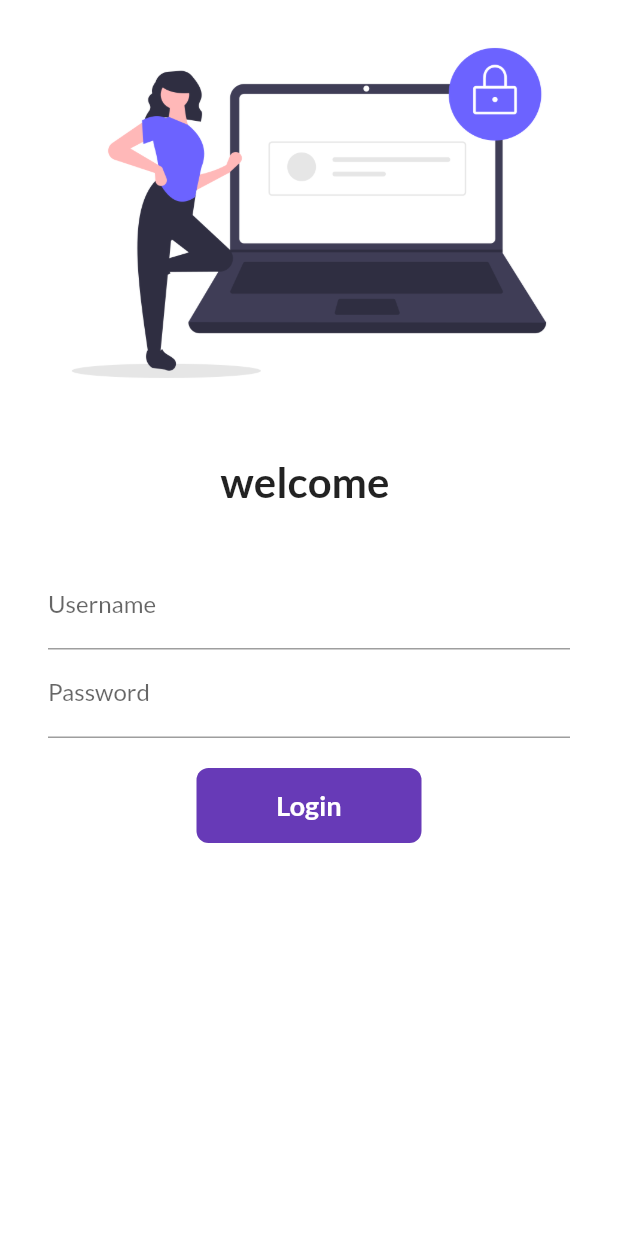
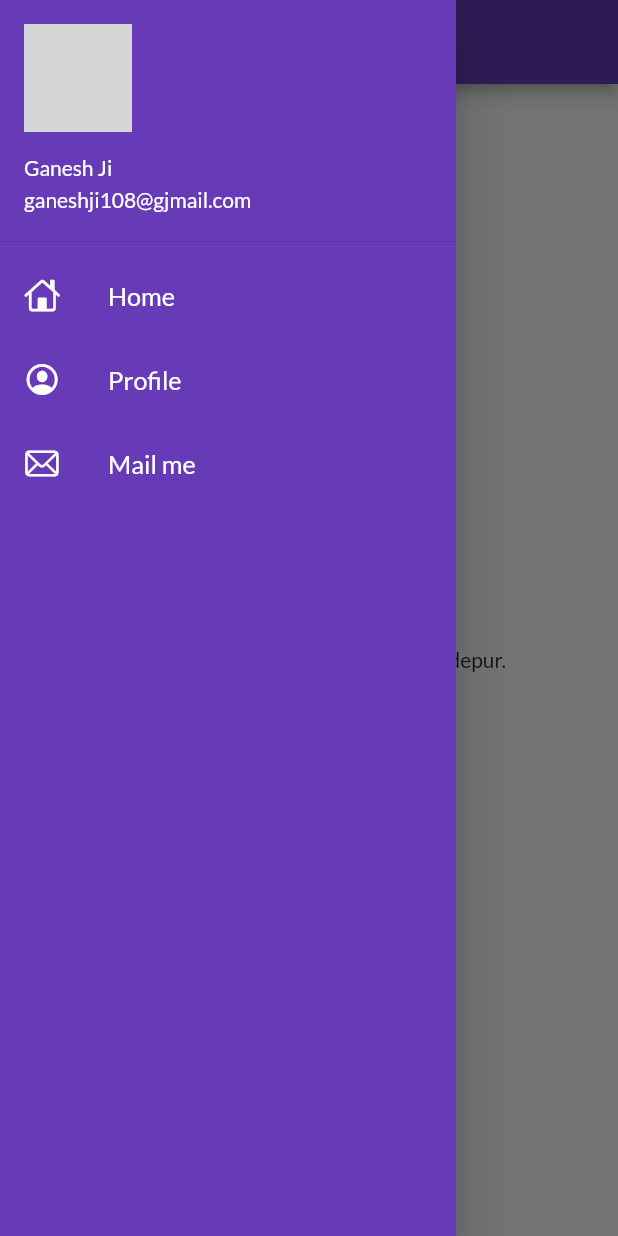
Before and after one commit to Shubham6518/30DaysofFlutter, a Flutter app: the screen it shows after launch, with the side drawer open (before the commit the screen has no drawer), on a phone screen of 412 x 824 dp. Run offline on Flutter 3.47's test engine with Material 2 defaults, Android fonts, the phone set to English and light mode, and no system bars; our stand-ins replace google_fonts; network calls fail; grey boxes are pictures that could not be loaded.

Commit message:
day 9 completed

```diff
--- a/lib/home_page.dart
+++ /dev/null
@@ -1,22 +0,0 @@
-// ignore_for_file: use_key_in_widget_constructors, prefer_const_declarations, prefer_const_constructors, avoid_unnecessary_containers
-
-import 'package:flutter/material.dart';
-
-class HomePage extends StatelessWidget {
-  @override
-  Widget build(BuildContext context) {
-    final int days = 30;
-    final String name = "Codepur";
-    return Scaffold(
-      appBar: AppBar(
-        title: Text("Catalog App"),
-      ),
-      body: Center(
-        child: Container(
-          child: Text('"Welcome to $days days of flutter by $name.'),
-        ),
-      ),
-      drawer: Drawer(),
-    );
-  }
-}
--- a/lib/main.dart
+++ b/lib/main.dart
@@ -1,7 +1,7 @@
 // ignore_for_file: prefer_const_constructors
 
 import 'package:flutter/material.dart';
-import 'package:flutter_catalog/home_page.dart';
+import 'package:flutter_catalog/pages/home_page.dart';
 import 'package:flutter_catalog/pages/login_page.dart';
 import 'package:flutter_catalog/utils/routes.dart';
 import 'package:google_fonts/google_fonts.dart';
@@ -22,7 +22,7 @@ class MyApp extends StatelessWidget {
         fontFamily: GoogleFonts.lato().fontFamily,
       ),
       // theme: ThemeData.dark(),
-      initialRoute: MyRoutes.loginRoute,
+      initialRoute: MyRoutes.homeRoute,
       routes: {
         MyRoutes.loginRoute: (context) => LoginPage(),
         MyRoutes.homeRoute:(context) => HomePage(),
--- a/lib/pages/home_page.dart
+++ b/lib/pages/home_page.dart
@@ -1,6 +1,7 @@
 // ignore_for_file: use_key_in_widget_constructors, prefer_const_declarations, prefer_const_constructors, avoid_unnecessary_containers
 
 import 'package:flutter/material.dart';
+import 'package:flutter_catalog/widgets/drawer.dart';
 
 class HomePage extends StatelessWidget {
   @override
@@ -16,7 +17,7 @@ class HomePage extends StatelessWidget {
           child: Text('"Welcome to $days days of flutter by $name.'),
         ),
       ),
-      drawer: Drawer(),
+      drawer: MyDrawer()
     );
   }
 }
--- a/lib/pages/login_page.dart
+++ b/lib/pages/login_page.dart
@@ -35,7 +35,7 @@ class _LoginPageState extends State<LoginPage> {
           child: Column(
             children: [
               Image.asset(
-                "assets/images/login_image.png",
+                "assets/images/hey.png",
                 fit: BoxFit.cover,
               ),
               SizedBox(
@@ -95,7 +95,6 @@ class _LoginPageState extends State<LoginPage> {
                           BorderRadius.circular(changeButton ? 50 : 8),
                       color: Colors.deepPurple,
                       child: InkWell(
-                          splashColor: Colors.red,
                           onTap: () => moveToHome(context),
                           child: AnimatedContainer(
                             duration: Duration(seconds: 1),
--- /dev/null
+++ b/lib/widgets/drawer.dart
@@ -0,0 +1,75 @@
+// ignore_for_file: prefer_const_constructors
+
+import "package:flutter/cupertino.dart";
+import "package:flutter/material.dart";
+
+class MyDrawer extends StatelessWidget {
+  const MyDrawer({super.key});
+  final imageUrl =
+      "https://c4.wallpaperflare.com/wallpaper/598/218/417/festivals-holidays-ganesh-chaturthi-wallpaper-preview.jpg";
+
+
+  @override
+  Widget build(BuildContext context) {
+    return Drawer(
+      child: Container(
+        color: Colors.deepPurple,
+        child: ListView(
+          padding: EdgeInsets.zero,
+          children: [
+            DrawerHeader(
+              padding: EdgeInsets.zero,
+              child: UserAccountsDrawerHeader(
+                margin: EdgeInsets.zero,
+                accountName: Text("Ganesh Ji"),
+                accountEmail: Text("ganeshji108@gjmail.com"),
+                currentAccountPicture: CircleAvatar(
+                  backgroundImage: NetworkImage(imageUrl),
+                ),
+              ),
+            ),
+            ListTile(
+              leading: Icon(
+                CupertinoIcons.home,
+                color: Colors.white,
+              ),
+              title: Text(
+                "Home",
+                textScaleFactor: 1.2,
+                style: TextStyle(
+                  color: Colors.white,
+                ),
+              ),
+            ),
+            ListTile(
+              leading: Icon(
+                CupertinoIcons.profile_circled,
+                color: Colors.white,
+              ),
+              title: Text(
+                "Profile",
+                textScaleFactor: 1.2,
+                style: TextStyle(
+                  color: Colors.white,
+                ),
+              ),
+            ),
+            ListTile(
+              leading: Icon(
+                CupertinoIcons.mail,
+                color: Colors.white,
+              ),
+              title: Text(
+                "Mail me",
+                textScaleFactor: 1.2,
+                style: TextStyle(
+                  color: Colors.white,
+                ),
+              ),
+            ),
+          ],
+        ),
+      ),
+    );
+  }
+}
```
Also changed, not shown: assets/images/hey.png (added).
